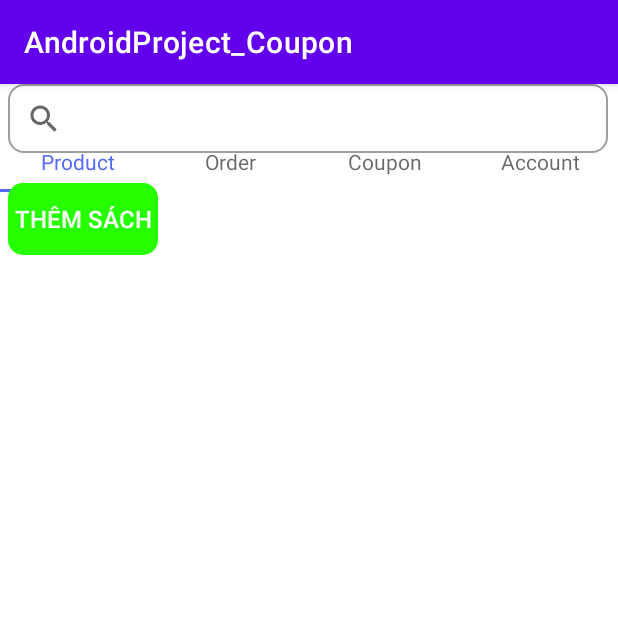
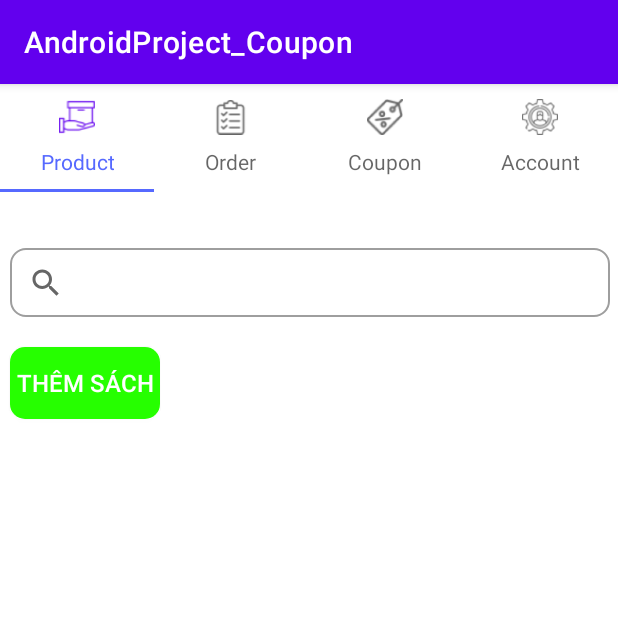
Before and after one commit to isSaturn/OurBookStore, an Android app: the screen it shows after launch (MainActivity), on a phone screen of 412 x 824 dp, the top half of it. Run offline under Robolectric (Android 15) with nearby library versions, the phone set to English and light mode, and no system bars.

Commit message:
chỉnh lại view_pager2

```diff
--- a/app/src/main/res/layout/activity_main.xml
+++ b/app/src/main/res/layout/activity_main.xml
@@ -20,12 +20,17 @@
 
     <androidx.viewpager2.widget.ViewPager2
         android:id="@+id/view_pager2"
+        android:layout_width="408dp"
+        android:layout_height="681dp"
+        android:layout_below="@id/tab_layout"
         android:textAllCaps="false"
-        android:layout_width="match_parent"
-        android:layout_height="match_parent"
-        android:layout_below="@id/tab_layout" />
+        app:layout_constraintBottom_toBottomOf="parent"
+        app:layout_constraintEnd_toEndOf="parent"
+        app:layout_constraintHorizontal_bias="0.333"
+        app:layout_constraintStart_toStartOf="parent"
+        app:layout_constraintTop_toBottomOf="@+id/tab_layout" />
 
-<!--    <TextView-->
+    <!--    <TextView-->
 <!--        android:id="@+id/textView"-->
 <!--        android:layout_width="wrap_content"-->
 <!--        android:layout_height="wrap_content"-->
--- a/app/src/main/res/layout/fragment_product.xml
+++ b/app/src/main/res/layout/fragment_product.xml
@@ -15,6 +15,7 @@
             android:layout_width="400dp"
             android:layout_height="46dp"
             android:layout_marginStart="5dp"
+            android:layout_marginTop="30dp"
             android:background="@drawable/custom_input"
             app:layout_constraintEnd_toEndOf="parent"
             app:layout_constraintHorizontal_bias="0.0"
```
